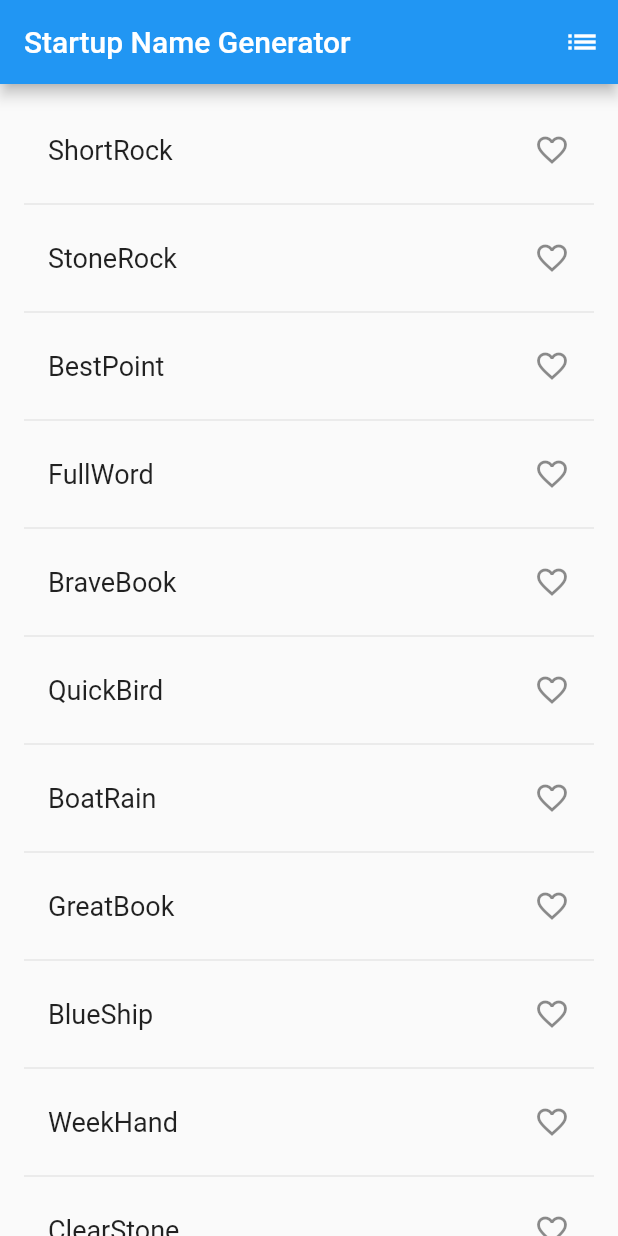
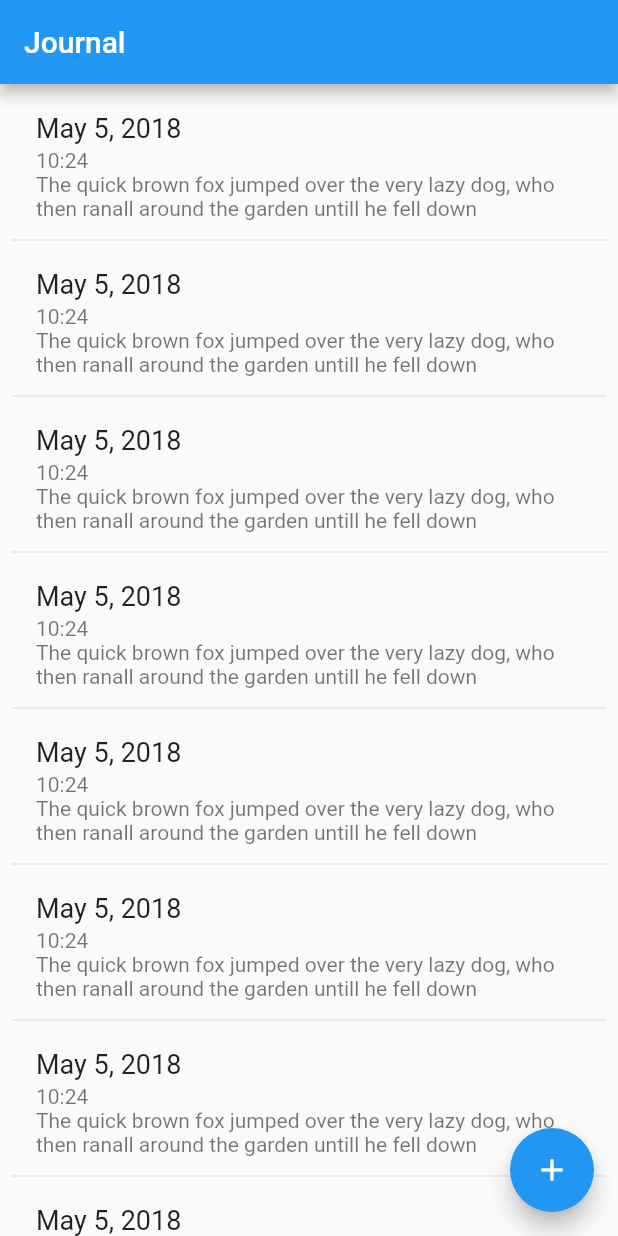
Before and after one commit to GitJournal/GitJournal, a Flutter app: the screen it shows after launch, on a phone screen of 412 x 824 dp. Run offline on Flutter 3.47's test engine with Material 2 defaults, Android fonts, the phone set to English and light mode, and no system bars.

Commit message:
Add a simple journal list

```diff
--- a/lib/main.dart
+++ b/lib/main.dart
@@ -1,110 +1,66 @@
 import 'package:flutter/material.dart';
-import 'package:english_words/english_words.dart';
 
 void main() => runApp(new MyApp());
+
+class JournalList extends StatefulWidget {
+  @override
+  createState() => new JournalListState();
+}
+
+class JournalListState extends State<JournalList> {
+  final _biggerFont = const TextStyle(fontSize: 18.0);
+
+  @override
+  Widget build(BuildContext context) {
+    var createButton = new FloatingActionButton(
+      onPressed: _newPost,
+      child: new Icon(Icons.add),
+    );
+
+    return new Scaffold(
+      appBar: new AppBar(
+        title: new Text('Journal'),
+      ),
+      body: _buildSuggestions(),
+      floatingActionButton: createButton,
+    );
+  }
+
+  Widget _buildRow() {
+    var body = "The quick brown fox jumped over the very lazy dog, who then ran"
+        "all around the garden untill he fell down";
+
+    return new ListTile(
+      isThreeLine: true,
+      title: new Text(
+        "May 5, 2018",
+        style: _biggerFont,
+      ),
+      subtitle: new Text("10:24" + "\n" + body),
+      onTap: () {
+        setState(() {});
+      },
+    );
+  }
+
+  Widget _buildSuggestions() {
+    return new ListView.builder(
+      padding: const EdgeInsets.all(8.0),
+      itemBuilder: (context, i) {
+        if (i.isOdd) return new Divider();
+        return _buildRow();
+      },
+    );
+  }
+
+  void _newPost() {
+    print("FOoOO");
+  }
+}
 
 class MyApp extends StatelessWidget {
   @override
   Widget build(BuildContext context) {
-    return new MaterialApp(
-        title: 'Startup Name Generator', home: new RandomWords());
+    return new MaterialApp(title: 'Journal', home: new JournalList());
   }
 }
-
-class RandomWords extends StatefulWidget {
-  @override
-  createState() => new RandomWordsState();
-}
-
-class RandomWordsState extends State<RandomWords> {
-  final _suggestions = <WordPair>[];
-  final _saved = new Set<WordPair>();
-
-  final _biggerFont = const TextStyle(fontSize: 18.0);
-
-  Widget _buildSuggestions() {
-    return new ListView.builder(
-      padding: const EdgeInsets.all(16.0),
-      itemBuilder: (context, i) {
-        if (i.isOdd) return new Divider();
-        final index = i ~/ 2;
-        if (index >= _suggestions.length) {
-          _suggestions.addAll(generateWordPairs().take(10));
-        }
-        return _buildRow(_suggestions[index]);
-      },
-    );
-  }
-
-  Widget _buildRow(WordPair pair) {
-    final alreadySaved = _saved.contains(pair);
-
-    return new ListTile(
-      title: new Text(
-        pair.asPascalCase,
-        style: _biggerFont,
-      ),
-      trailing: new Icon(
-        alreadySaved ? Icons.favorite : Icons.favorite_border,
-        color: alreadySaved ? Colors.red : null,
-      ),
-      onTap: () {
-        setState(() {
-          if (alreadySaved) {
-            _saved.remove(pair);
-          } else {
-            _saved.add(pair);
-          }
-        });
-      },
-    );
-  }
-
-  @override
-  Widget build(BuildContext context) {
-    return new Scaffold(
-      appBar: new AppBar(
-        title: new Text('Startup Name Generator'),
-        actions: <Widget>[
-          new IconButton(
-            icon: new Icon(Icons.list),
-            onPressed: _pushSaved,
-          ),
-        ],
-      ),
-      body: _buildSuggestions(),
-    );
-  }
-
-  void _pushSaved() {
-    Navigator.of(context).push(
-      new MaterialPageRoute(
-        builder: (context) {
-          final tiles = _saved.map(
-            (pair) {
-              return new ListTile(
-                title: new Text(
-                  pair.asPascalCase,
-                  style: _biggerFont,
-                ),
-              );
-            },
-          );
-          final divided = ListTile
-              .divideTiles(
-                context: context,
-                tiles: tiles,
-              )
-              .toList();
-
-          return new Scaffold(
-            appBar: new AppBar(
-              title: new Text('Saved Suggestions'),
-            ),
-            body: new ListView(children: divided),
-          );
-        },
-      ),
-    );
-  }
-}
--- a/pubspec.yaml
+++ b/pubspec.yaml
@@ -1,5 +1,5 @@
 name: journal
-description: A new Flutter project.
+description: A simple journaling app.
 
 dependencies:
   flutter:
@@ -8,8 +8,6 @@ dependencies:
   # The following adds the Cupertino Icons font to your application.
   # Use with the CupertinoIcons class for iOS style icons.
   cupertino_icons: ^0.1.0
-  english_words: ^3.1.0
-
 
 dev_dependencies:
   flutter_test:
```
Also changed, not shown: pubspec.lock.
